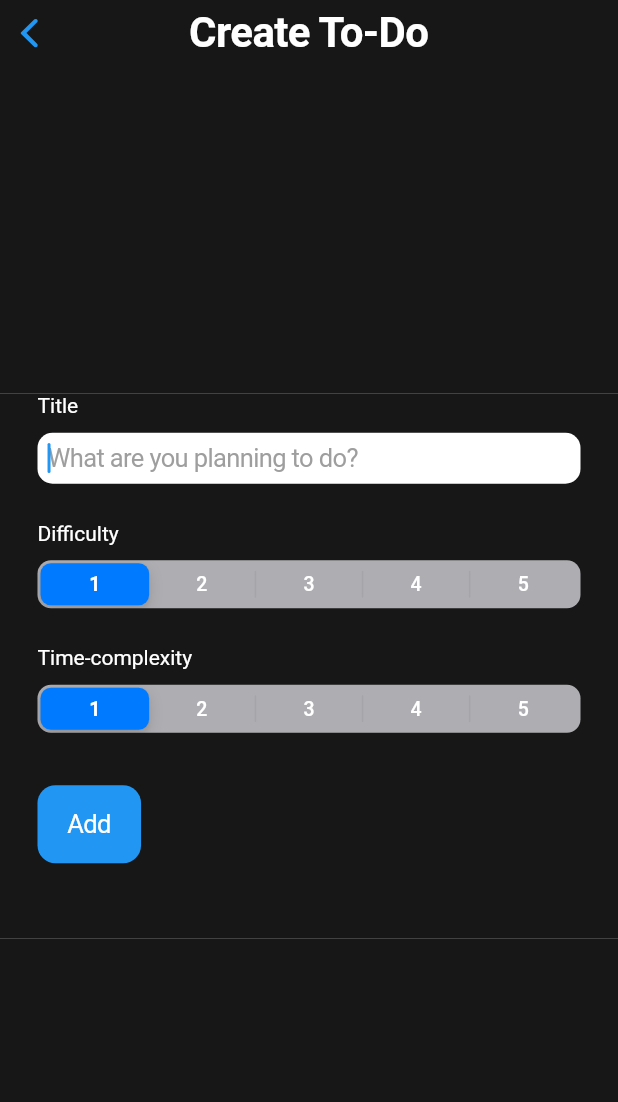
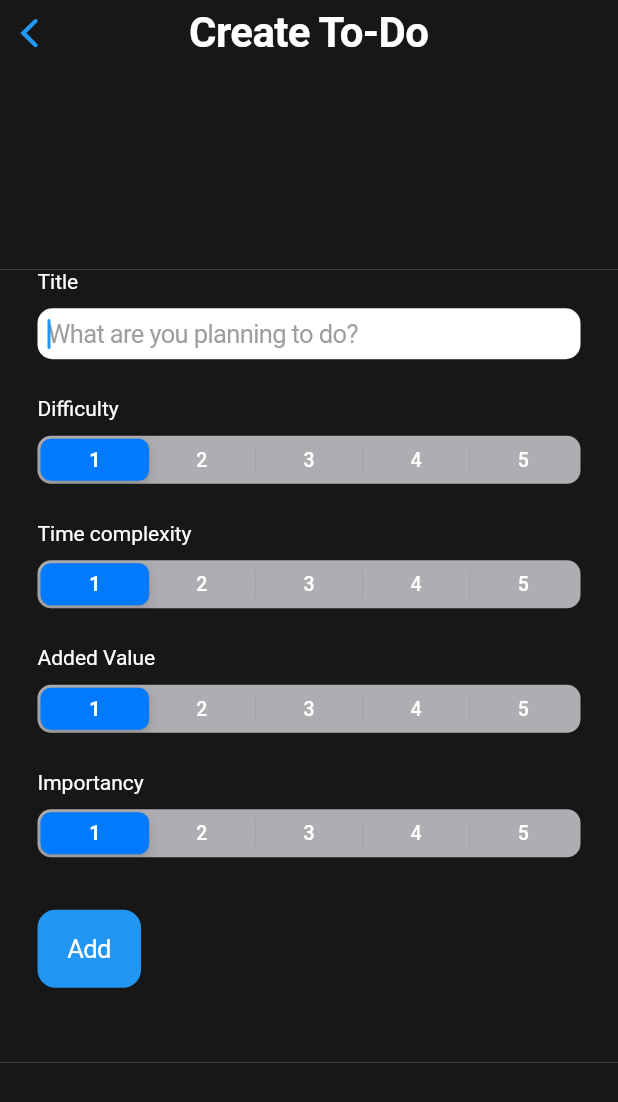
Before and after one commit to godext/flutter_todo_hero, a Flutter app: the TodoEditPage screen opened directly, on a phone screen of 412 x 824 dp. Shown: the top 1102 px of the screen. Run offline on Flutter 3.47's test engine with Material 2 defaults, Android fonts, the phone set to English and light mode, and no system bars; our stand-ins replace bloc, cloud_firestore, equatable, firebase_auth, firebase_core, flutter_bloc and 3 more; missing offline and left inert: flow_builder; accounts and stored records are empty.

Commit message:
added all the other options, not working on edit yet

```diff
--- a/lib/src/logic/bloc/todo_edit_bloc.dart
+++ b/lib/src/logic/bloc/todo_edit_bloc.dart
@@ -113,10 +113,10 @@ class TodoEditBloc extends Bloc<TodoEditEvent, TodoEditState> {
     emit(state.copyWith(status: TodoStatus.loading));
     final todo = Todo(
             content: '',
-            timeComplexity: 0,
-            importancy: 0,
-            difficulty: 0,
-            beneficial: 0,
+            timeComplexity: 1,
+            importancy: 1,
+            difficulty: 1,
+            beneficial: 1,
             userId: _authenticationRepository.currentUser.id,
             isCompleted: false,
             dateDue: DateTime.now().toString(),
--- a/lib/src/screens/ToDo/todo_edit_screen.dart
+++ b/lib/src/screens/ToDo/todo_edit_screen.dart
@@ -1,5 +1,3 @@
-import 'dart:developer';
-
 import 'package:authentication_repository/authentication_repository.dart';
 import 'package:flutter/cupertino.dart';
 import 'package:flutter/material.dart';
@@ -8,7 +6,6 @@ import 'package:todo_hero/src/data/firestore_todo_repository.dart';
 import 'package:todo_hero/src/logic/bloc/todo_edit_bloc.dart';
 import 'package:todo_hero/src/models/model.dart';
 import 'package:todo_hero/src/screens/screens.dart';
-import 'package:todo_hero/src/util/widgets/cupertino_scaffold.dart';
 import 'package:todo_hero/src/util/widgets/widgets.dart';
 
 @immutable
@@ -143,65 +140,68 @@ class _ContentInput extends StatelessWidget {
                       ),
                     ],
                   ),
+                  // Difficulty
                   const SizedBox(height: 25),
                   const Text('Difficulty',
                       style: TextStyle(color: CupertinoColors.white)),
                   const SizedBox(height: 10),
+                  // Difficulty
+                  CustomCupertinoSegmentedControl(
+                    todoEditBloc: todoEditBloc,
+                    groupValue: todoEditBloc.state.difficulty == 0
+                        ? 1
+                        : todoEditBloc.state.difficulty,
+                    onValueChanged: (value) => todoEditBloc.add(
+                      TodoDifficultyChanged(value),
+                    ),
+                  ),
+
+                  const SizedBox(height: 25),
+                  const Text('Time complexity',
+                      style: TextStyle(color: CupertinoColors.white)),
+                  const SizedBox(height: 10),
                   // TimeComplexity
-                  BlocBuilder<TodoEditBloc, TodoEditState>(
-                    builder: (context, state) {
-                      return CustomCupertinoSegmentedControl(
+                  CustomCupertinoSegmentedControl(
                     todoEditBloc: todoEditBloc,
+                    groupValue: todoEditBloc.state.timeComplexity == 0
+                        ? 1
+                        : todoEditBloc.state.timeComplexity,
                     onValueChanged: (value) => todoEditBloc.add(
                       TodoTimeComplexityChanged(value),
                     ),
-                      );
-                    },
                   ),
+
                   const SizedBox(height: 25),
-                  const Text('Time-complexity',
+                  const Text('Added Value',
                       style: TextStyle(color: CupertinoColors.white)),
                   const SizedBox(height: 10),
-                  // TimeComplexity
-                  BlocBuilder<TodoEditBloc, TodoEditState>(
-                    builder: (context, state) {
-                      return CupertinoSlidingSegmentedControl<int>(
-                        backgroundColor: CupertinoColors.systemGrey2,
-                        groupValue: state.timeComplexity == 0
+                  // Beneficial
+                  CustomCupertinoSegmentedControl(
+                    todoEditBloc: todoEditBloc,
+                    groupValue: todoEditBloc.state.beneficial == 0
                         ? 1
-                            : state.timeComplexity,
-                        thumbColor: CupertinoColors.systemBlue,
-                        onValueChanged: (int? value) {
-                          if (value != null) {
-                            //selectedSegment = value;
-                            todoEditBloc.add(
-                              TodoTimeComplexityChanged(value),
-                            );
-                          }
-                        },
-                        children: Map.fromEntries(
-                          List.generate(
-                            5,
-                            (index) => MapEntry(
-                              index + 1,
-                              Padding(
-                                padding:
-                                    const EdgeInsets.symmetric(horizontal: 25),
-                                child: Text(
-                                  '${index + 1}',
-                                  style: const TextStyle(
-                                    color: CupertinoColors.white,
+                        : todoEditBloc.state.beneficial,
+                    onValueChanged: (value) => todoEditBloc.add(
+                      TodoBeneficialChanged(value),
                     ),
                   ),
+
+                  const SizedBox(height: 25),
+                  const Text('Importancy',
+                      style: TextStyle(color: CupertinoColors.white)),
+                  const SizedBox(height: 10),
+                  // Beneficial
+                  CustomCupertinoSegmentedControl(
+                    todoEditBloc: todoEditBloc,
+                    groupValue: todoEditBloc.state.importancy == 0
+                        ? 1
+                        : todoEditBloc.state.importancy,
+                    onValueChanged: (value) => todoEditBloc.add(
+                      TodoImportancyChanged(value),
                     ),
                   ),
-                          ),
-                        ),
-                      );
-                    },
-                  ),
+
                   const SizedBox(height: 35),
-
                   Padding(
                     padding: const EdgeInsets.fromLTRB(0, 0, 0, 30),
                     child: Column(
@@ -223,7 +223,8 @@ class _ContentInput extends StatelessWidget {
                             child: const Text('Delete'),
                             onPressed: () {
                               return _showAlertDialog(context);
-                              }),
+                            },
+                          ),
                         ),
                       ],
                     ),
--- a/lib/src/util/widgets/cupertino_sliding_segmented_control.dart
+++ b/lib/src/util/widgets/cupertino_sliding_segmented_control.dart
@@ -7,18 +7,18 @@ class CustomCupertinoSegmentedControl extends StatelessWidget {
     Key? key,
     required this.todoEditBloc,
     required this.onValueChanged,
+    required this.groupValue,
   }) : super(key: key);
 
   final Function(int value) onValueChanged;
   final TodoEditBloc todoEditBloc;
+  final int groupValue;
 
   @override
   Widget build(BuildContext context) {
     return CupertinoSlidingSegmentedControl<int>(
       backgroundColor: CupertinoColors.systemGrey2,
-      groupValue: todoEditBloc.state.timeComplexity == 0
-          ? 1
-          : todoEditBloc.state.timeComplexity,
+      groupValue: groupValue,
       thumbColor: CupertinoColors.systemBlue,
       onValueChanged: (int? value) {
         if (value != null) {
```
Lines whose indentation alone changed are shown as unchanged.
